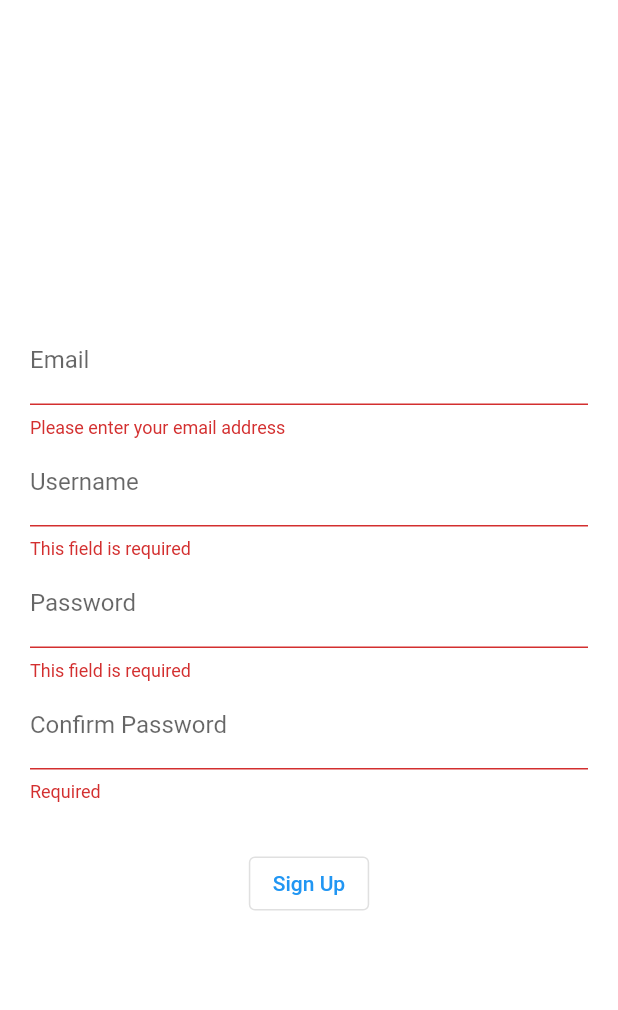
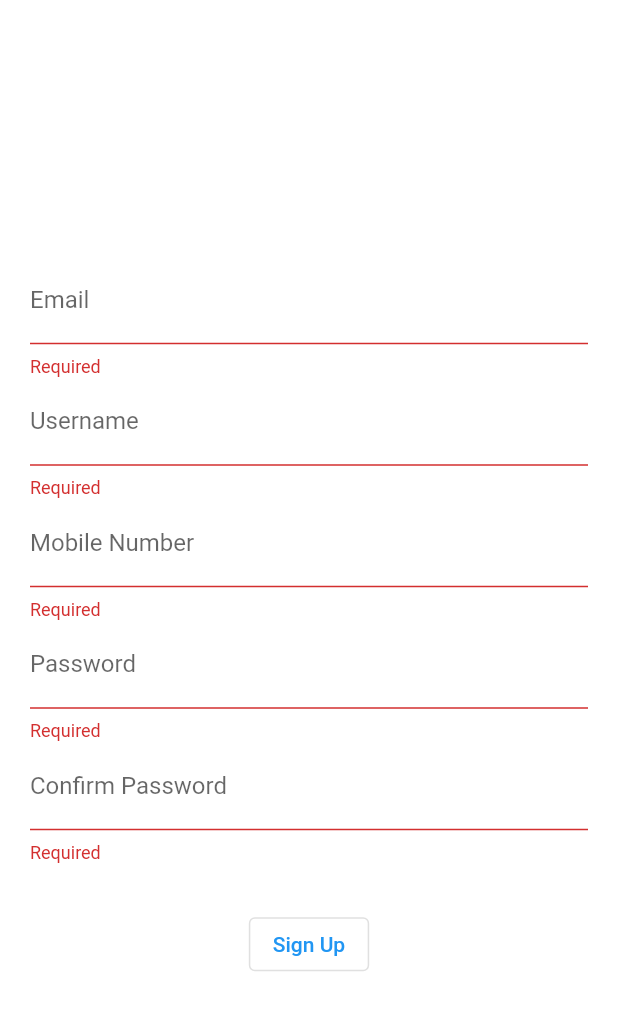
Before and after one commit to Januyan17/mydemo, a Flutter app: the screen it shows after launch, after a tap on "Sign Up", on a phone screen of 412 x 824 dp. Shown: the top 1010 px of the screen. Run offline on Flutter 3.47's test engine with Material 2 defaults, Android fonts, the phone set to English and light mode, and no system bars.

Commit message:
Phone Number Added

```diff
--- a/lib/form.dart
+++ b/lib/form.dart
@@ -10,8 +10,12 @@ class _HomePageState extends State<HomePage> {
 
   String _userEmail = '';
   String _userName = '';
+  String _mobileNumber = '';
   String _password = '';
   String _confirmPassword = '';
+
+  String pattern =
+      r'^(?=.*?[A-Z])(?=.*?[a-z])(?=.*?[0-9])(?=.*?[!@#\$&*~]).{8,}$';
 
   void _SubmitForm() {
     final isValid = _formKey.currentState?.validate();
@@ -36,11 +40,11 @@ class _HomePageState extends State<HomePage> {
                         decoration: InputDecoration(labelText: 'Email'),
                         validator: (value) {
                           if (value!.isEmpty) {
-                            return 'Please enter your email address';
+                            return 'Required';
                           }
 
                           if (!RegExp(r'\S+@\S+\.\S+').hasMatch(value!)) {
-                            return 'Please enter a valid email address';
+                            return 'Enter Valid Email Address';
                           }
 
                           return null;
@@ -54,7 +58,7 @@ class _HomePageState extends State<HomePage> {
                         decoration: InputDecoration(labelText: 'Username'),
                         validator: (value) {
                           if (value!.isEmpty) {
-                            return 'This field is required';
+                            return 'Required';
                           }
                           if (value.length < 4) {
                             return 'Username must be at least 4 characters in length';
@@ -65,17 +69,41 @@ class _HomePageState extends State<HomePage> {
                         onChanged: (value) => _userName = value,
                       ),
 
+                      //Mobile Number
+
+                      TextFormField(
+                        decoration: InputDecoration(labelText: 'Mobile Number'),
+                        obscureText: false,
+                        validator: (value) {
+                          if (value!.isEmpty) {
+                            return 'Required';
+                          }
+
+                          if (value.length < 10) {
+                            return 'Invalid Mobile Number';
+                          }
+
+                          return null;
+                        },
+                        onChanged: (value) => _mobileNumber = value,
+                      ),
+
                       TextFormField(
                         decoration: InputDecoration(labelText: 'Password'),
                         obscureText: true,
                         validator: (value) {
                           if (value!.isEmpty) {
-                            return 'This field is required';
+                            return 'Required';
                           }
                           if (value.length < 8) {
                             return 'Password must be at least 8 characters in length';
                           }
 
+                          RegExp regex = RegExp(
+                              r'^(?=.*?[A-Z])(?=.*?[a-z])(?=.*?[0-9])(?=.*?[!@#\$&*~]).{8,}$');
+                          if (!regex.hasMatch(value)) {
+                            return 'Enter valid password';
+                          }
                           return null;
                         },
                         onChanged: (value) => _password = value,
@@ -98,6 +126,7 @@ class _HomePageState extends State<HomePage> {
                         },
                         onChanged: (value) => _confirmPassword = value,
                       ),
+
                       SizedBox(height: 30),
 
                       Container(
```
